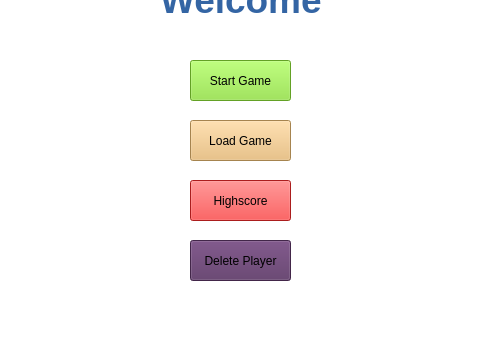
This is Pencil-Producer/welcomescreen.ui in ezanageressu/Software-Engineering-Sprint5 as Qt 5 draws it before an edit; both pictures show x 100 to 580 and y 90 to 431 of the 682 by 600 pixel window. The edited form follows.
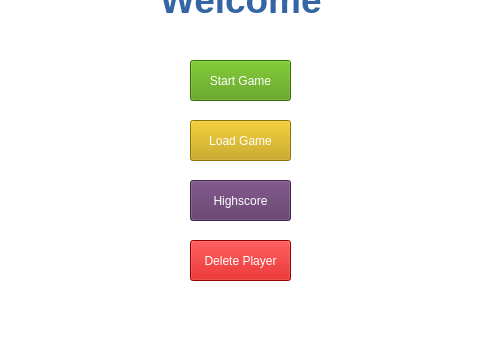
This is the edited form.

The edit to the form file:
```diff
--- a/Pencil-Producer/welcomescreen.ui
+++ b/Pencil-Producer/welcomescreen.ui
@@ -37,7 +37,8 @@
        </rect>
       </property>
       <property name="styleSheet">
-       <string notr="true">background-color: rgb(138, 226, 52);</string>
+       <string notr="true">background-color: rgb(78, 154, 6);
+color: rgb(255, 255, 255);</string>
       </property>
       <property name="text">
        <string>Start Game</string>
@@ -53,7 +54,8 @@
        </rect>
       </property>
       <property name="styleSheet">
-       <string notr="true">background-color: rgb(233, 185, 110);</string>
+       <string notr="true">background-color: rgb(196, 160, 0);
+color: rgb(255, 255, 255);</string>
       </property>
       <property name="text">
        <string>Load Game</string>
@@ -69,7 +71,8 @@
        </rect>
       </property>
       <property name="styleSheet">
-       <string notr="true">background-color: rgb(239, 41, 41);</string>
+       <string notr="true">background-color: rgb(92, 53, 102);
+color: rgb(255, 255, 255);</string>
       </property>
       <property name="text">
        <string>Highscore</string>
@@ -98,7 +101,8 @@
        </rect>
       </property>
       <property name="styleSheet">
-       <string notr="true">background-color: rgb(92, 53, 102);</string>
+       <string notr="true">background-color: rgb(204, 0, 0);
+color: rgb(255, 255, 255);</string>
       </property>
       <property name="text">
        <string>Delete Player</string>
```
